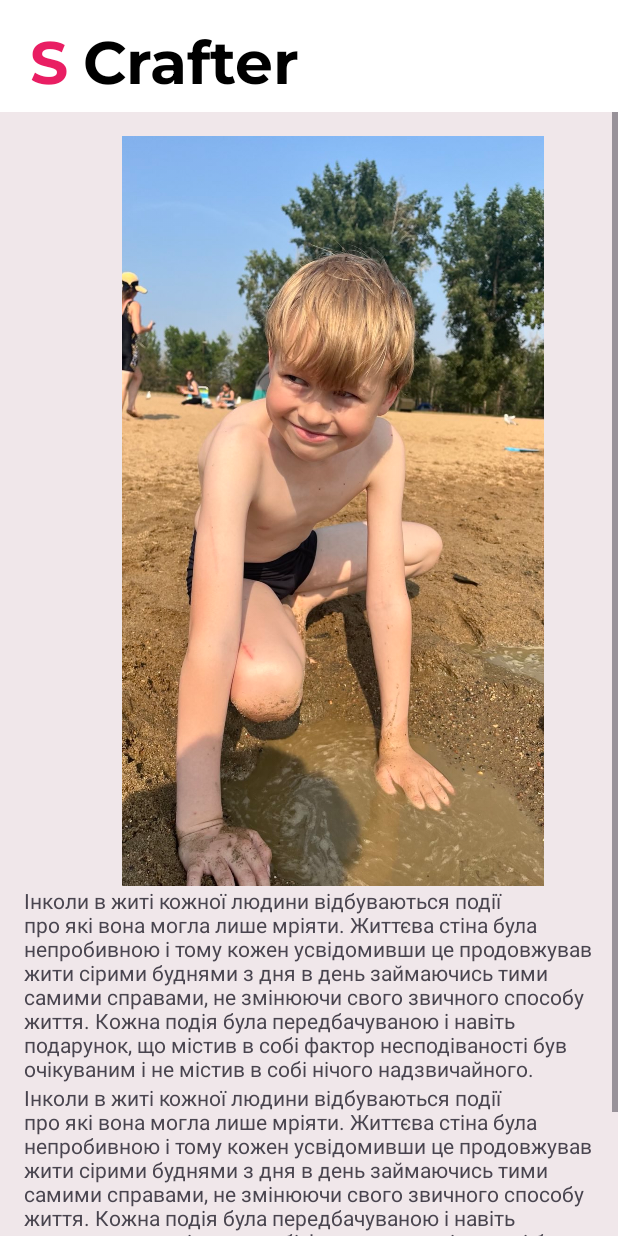
After one commit to WenDeHor/s_crafter, an Android app: the StoryPage screen opened directly, with no data from a screen before it, on a phone screen of 412 x 824 dp. The commit adds this screen. Run offline under Robolectric (Android 15) with nearby library versions, the phone set to English and light mode, and no system bars.

Commit message:
2.story page. revert button

```diff
--- a/app/src/main/AndroidManifest.xml
+++ b/app/src/main/AndroidManifest.xml
@@ -13,6 +13,9 @@
         android:theme="@style/Theme.S_crafter"
         tools:targetApi="31">
         <activity
+            android:name=".StoryPage"
+            android:exported="false" />
+        <activity
             android:name=".MainActivity"
             android:exported="true">
             <intent-filter>
@@ -21,6 +24,7 @@
                 <category android:name="android.intent.category.LAUNCHER" />
             </intent-filter>
         </activity>
+
         <meta-data
             android:name="preloaded_fonts"
             android:resource="@array/preloaded_fonts" />
--- a/app/src/main/java/com/example/s_crafter/MainActivity.java
+++ b/app/src/main/java/com/example/s_crafter/MainActivity.java
@@ -1,10 +1,10 @@
 package com.example.s_crafter;
 
+import android.content.Context;
 import android.os.Bundle;
 
 import androidx.activity.EdgeToEdge;
 import androidx.appcompat.app.AppCompatActivity;
-
 import androidx.recyclerview.widget.LinearLayoutManager;
 import androidx.recyclerview.widget.RecyclerView;
 
@@ -20,22 +20,26 @@ public class MainActivity extends AppCompatActivity {
     RecyclerView navigatorRecycler, galleryRecycler;
     NavigatorAdapter navigatorAdapter;
     GalleryAdapter galleryAdapter;
+    List<Navigation> navigationList = new ArrayList<>();
+    List<Gallery> galleryList = new ArrayList<>();
 
     @Override
     protected void onCreate(Bundle savedInstanceState) {
         super.onCreate(savedInstanceState);
         EdgeToEdge.enable(this);
         setContentView(R.layout.activity_main);
-        List<Navigation> navigationList = new ArrayList<>();
+        testDb();
+    }
+
+    private void testDb() {
         for (int i = 0; i < 20; i++) {
-            navigationList.add(new Navigation(i+1, String.valueOf(i+1)));
+            navigationList.add(new Navigation(i + 1, String.valueOf(i + 1)));
         }
         setNavigatorRecycler(navigationList);
 
-        List<Gallery> galleryList = new ArrayList<>();
         for (int i = 0; i < 20; i++) {
-            galleryList.add(new Gallery(i+1, "my_image", "title"));
-           }
+            galleryList.add(new Gallery(i + 1, "my_image", "title"));
+        }
         setGalleryRecycler(galleryList);
     }
 
--- /dev/null
+++ b/app/src/main/java/com/example/s_crafter/StoryPage.java
@@ -0,0 +1,38 @@
+package com.example.s_crafter;
+
+import android.os.Bundle;
+import android.view.View;
+import android.widget.Button;
+
+import androidx.activity.EdgeToEdge;
+import androidx.appcompat.app.AppCompatActivity;
+import androidx.core.graphics.Insets;
+import androidx.core.view.ViewCompat;
+import androidx.core.view.WindowInsetsCompat;
+
+public class StoryPage extends AppCompatActivity {
+
+    @Override
+    protected void onCreate(Bundle savedInstanceState) {
+        super.onCreate(savedInstanceState);
+        EdgeToEdge.enable(this);
+        setContentView(R.layout.activity_story_page);
+        ViewCompat.setOnApplyWindowInsetsListener(findViewById(R.id.main), (v, insets) -> {
+            Insets systemBars = insets.getInsets(WindowInsetsCompat.Type.systemBars());
+            v.setPadding(systemBars.left, systemBars.top, systemBars.right, systemBars.bottom);
+            return insets;
+        });
+
+        Button backButton = findViewById(R.id.buttonRevert);
+        buttonRevert(backButton);
+    }
+
+    private void buttonRevert(Button backButton) {
+        backButton.setOnClickListener(new View.OnClickListener() {
+            @Override
+            public void onClick(View v) {
+                finish(); // Повертає на попереднє активіті
+            }
+        });
+    }
+}
--- a/app/src/main/java/com/example/s_crafter/adapter/GalleryAdapter.java
+++ b/app/src/main/java/com/example/s_crafter/adapter/GalleryAdapter.java
@@ -1,6 +1,7 @@
 package com.example.s_crafter.adapter;
 
 import android.content.Context;
+import android.content.Intent;
 import android.view.LayoutInflater;
 import android.view.View;
 import android.view.ViewGroup;
@@ -12,6 +13,7 @@ import androidx.annotation.NonNull;
 import androidx.recyclerview.widget.RecyclerView;
 
 import com.example.s_crafter.R;
+import com.example.s_crafter.StoryPage;
 import com.example.s_crafter.model.Gallery;
 
 import java.util.List;
@@ -34,8 +36,16 @@ public class GalleryAdapter extends RecyclerView.Adapter<GalleryAdapter.GalleryV
 
     @Override
     public void onBindViewHolder(@NonNull GalleryViewHolder holder, int position) {
-        int imageId=context.getResources().getIdentifier(galleries.get(position).getImg(), "drawable", context.getPackageName());
+        int imageId = context.getResources().getIdentifier(galleries.get(position).getImg(), "drawable", context.getPackageName());
         holder.galleryImg.setImageResource(imageId);
+
+        holder.itemView.setOnClickListener(new View.OnClickListener() {
+            @Override
+            public void onClick(View view) {
+                Intent intent = new Intent(context, StoryPage.class);
+                context.startActivity(intent);
+            }
+        });
     }
 
     @Override
@@ -45,6 +55,7 @@ public class GalleryAdapter extends RecyclerView.Adapter<GalleryAdapter.GalleryV
 
     public static final class GalleryViewHolder extends RecyclerView.ViewHolder {
         ImageView galleryImg;
+
         public GalleryViewHolder(@NonNull View itemView) {
             super(itemView);
             galleryImg = itemView.findViewById(R.id.galleryImg);
--- a/app/src/main/res/drawable/card_background.xml
+++ /dev/null
@@ -1,17 +0,0 @@
-<layer-list xmlns:android="http://schemas.android.com/apk/res/android">
-    <item>
-        <shape android:shape="rectangle">
-            <solid android:color="@android:color/white"/>
-            <corners android:radius="8dp"/>
-        </shape>
-    </item>
-    <item android:right="1dp" android:left="1dp" android:top="1dp" android:bottom="1dp">
-        <shape android:shape="rectangle">
-            <solid android:color="@android:color/transparent"/>
-            <stroke
-                android:width="2dp"
-                android:color="@color/colorApp" />
-            <corners android:radius="8dp"/>
-        </shape>
-    </item>
-</layer-list>
--- /dev/null
+++ b/app/src/main/res/layout/activity_story_page.xml
@@ -0,0 +1,107 @@
+<?xml version="1.0" encoding="utf-8"?>
+<androidx.constraintlayout.widget.ConstraintLayout xmlns:android="http://schemas.android.com/apk/res/android"
+    xmlns:app="http://schemas.android.com/apk/res-auto"
+    xmlns:tools="http://schemas.android.com/tools"
+    android:id="@+id/main"
+    android:layout_width="match_parent"
+    android:layout_height="match_parent"
+    android:background="@color/fone"
+    tools:context=".StoryPage">
+
+    <TextView
+        android:id="@+id/textView"
+        android:layout_width="wrap_content"
+        android:layout_height="wrap_content"
+        android:background="@color/white"
+        android:fontFamily="@font/montserrat_bold"
+        android:paddingStart="20dp"
+        android:paddingTop="16dp"
+        android:text="@string/s_name"
+        android:textColor="@color/colorApp"
+        android:textColorHighlight="@color/black"
+        android:textColorLink="@color/colorApp"
+        android:textSize="40sp"
+        app:layout_constraintEnd_toStartOf="@+id/textView2"
+        app:layout_constraintStart_toStartOf="parent"
+        app:layout_constraintTop_toTopOf="parent"
+        tools:ignore="RtlSymmetry" />
+
+    <TextView
+        android:id="@+id/textView2"
+        android:layout_width="0dp"
+        android:layout_height="wrap_content"
+        android:background="@color/white"
+        android:fontFamily="@font/montserrat_bold"
+        android:paddingStart="10dp"
+        android:paddingTop="16dp"
+        android:text="@string/crafter_name"
+        android:textColor="@color/black"
+        android:textSize="40sp"
+        app:layout_constraintEnd_toEndOf="parent"
+        app:layout_constraintStart_toEndOf="@+id/textView"
+        app:layout_constraintTop_toTopOf="parent"
+        tools:ignore="RtlSymmetry" />
+
+    <ScrollView
+        android:id="@+id/scrollView"
+        android:layout_width="wrap_content"
+        android:layout_height="0dp"
+        android:fillViewport="true"
+        app:layout_constraintBottom_toBottomOf="parent"
+        app:layout_constraintEnd_toEndOf="parent"
+        app:layout_constraintStart_toStartOf="parent"
+        app:layout_constraintTop_toBottomOf="@+id/textView2"
+        tools:ignore="MissingConstraints">
+
+        <LinearLayout
+            android:layout_width="match_parent"
+            android:layout_height="wrap_content"
+            android:orientation="vertical"
+            android:gravity="center"
+            android:padding="16dp">
+
+            <ImageView
+                android:id="@+id/imageView"
+                android:layout_width="wrap_content"
+                android:layout_height="500dp"
+                android:layout_marginStart="16dp"
+                android:contentDescription="@string/app_name"
+                app:layout_constraintStart_toStartOf="parent"
+                app:layout_constraintTop_toBottomOf="@+id/textView2"
+                app:srcCompat="@drawable/my_image" />
+
+            <TextView
+                android:id="@+id/textView3"
+                android:layout_width="wrap_content"
+                android:layout_height="wrap_content"
+                android:text="@string/some_text"
+                app:layout_constraintBottom_toTopOf="@+id/button2"
+                app:layout_constraintEnd_toEndOf="parent"
+                app:layout_constraintStart_toStartOf="parent"
+                app:layout_constraintTop_toBottomOf="@+id/imageView" />
+
+            <TextView
+                android:id="@+id/textView4"
+                android:layout_width="wrap_content"
+                android:layout_height="wrap_content"
+                android:text="@string/some_text"
+                app:layout_constraintBottom_toTopOf="@+id/button2"
+                app:layout_constraintEnd_toEndOf="parent"
+                app:layout_constraintStart_toStartOf="parent"
+                app:layout_constraintTop_toBottomOf="@+id/imageView" />
+
+            <Button
+                android:id="@+id/buttonRevert"
+                android:layout_width="wrap_content"
+                android:layout_height="wrap_content"
+                android:text="@string/story_page_button"
+                android:theme="@style/ButtonStyle"
+                app:layout_constraintBottom_toBottomOf="parent"
+                app:layout_constraintEnd_toEndOf="parent"
+
+                app:layout_constraintStart_toStartOf="parent" />
+
+
+        </LinearLayout>
+    </ScrollView>
+</androidx.constraintlayout.widget.ConstraintLayout>
--- a/app/src/main/res/values/colors.xml
+++ b/app/src/main/res/values/colors.xml
@@ -4,5 +4,9 @@
     <color name="white">#FFFFFFFF</color>
     <color name="haderMine">#2196F3</color>
     <color name="colorApp">#E91E63</color>
-    <color name="fone">#F0ABC2</color>
+    <color name="fone">#F0E7EA</color>
+
+    <color name="button_pressed_color">#FF0000</color>
+    <color name="button_focused_color">#00FF00</color>
+    <color name="button_default_color">#0000FF</color>
 </resources>
--- a/app/src/main/res/values/strings.xml
+++ b/app/src/main/res/values/strings.xml
@@ -3,5 +3,6 @@
     <string name="logo">logo</string>
     <string name="s_name">S </string>
     <string name="crafter_name">Crafter</string>
-
+    <string name="some_text">Інколи в житі кожної людини відбуваються події про які вона могла лише мріяти. Життєва стіна була непробивною і тому кожен усвідомивши це продовжував жити сірими буднями з дня в день займаючись тими самими справами, не змінюючи свого звичного способу життя. Кожна подія була передбачуваною і навіть подарунок, що містив в собі фактор несподіваності був очікуваним і не містив в собі нічого надзвичайного.</string>
+    <string name="story_page_button">Revert</string>
 </resources>
--- /dev/null
+++ b/app/src/main/res/values/styles.xml
@@ -0,0 +1,6 @@
+<resources>
+    <style name="ButtonStyle">
+        <item name="android:background">#FF4081</item>
+        <item name="android:textColor">#FFFFFF</item>
+    </style>
+</resources>
--- a/gradle/libs.versions.toml
+++ b/gradle/libs.versions.toml
@@ -1,5 +1,6 @@
 [versions]
 agp = "8.5.1"
+androidJustifiedtextview = "1.0.1"
 junit = "4.13.2"
 junitVersion = "1.2.1"
 espressoCore = "3.6.1"
```
